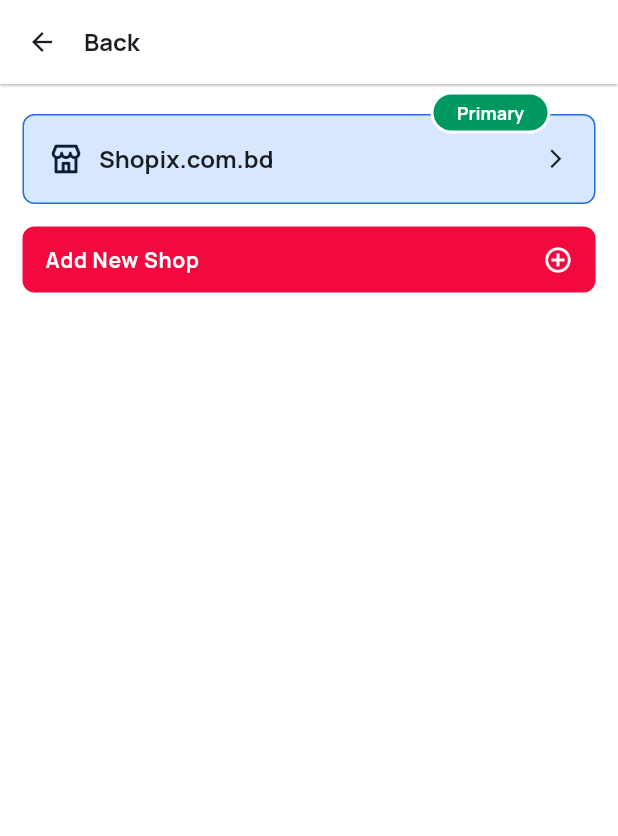
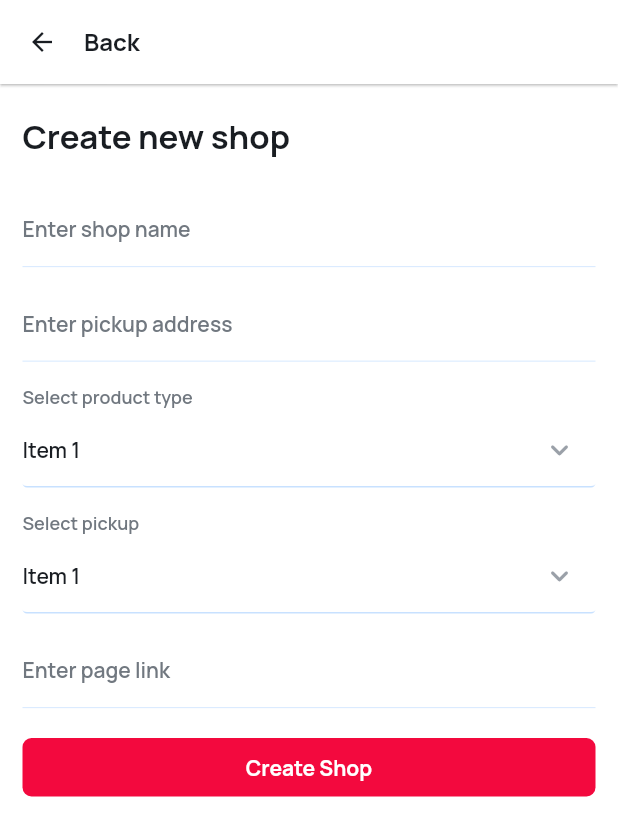
Before and after one commit to App-Geniee/metro_merchant, a Flutter app: the AllShopScreen screen opened by its route, after a tap on "Add New Shop", on a phone screen of 412 x 824 dp. Shown: the top 836 px of the screen. Run offline on Flutter 3.47's test engine with Material 2 defaults, Android fonts, the phone set to English and light mode, and no system bars; our stand-ins replace carousel_slider, get, shared_preferences; accounts and stored records are empty.

Commit message:
feat(create new shop screen): design_complete

```diff
--- a/lib/core/route/route.dart
+++ b/lib/core/route/route.dart
@@ -5,6 +5,7 @@
 import 'package:metro_merchant/views/screens/order/edit/edit_parcel_screen.dart';
 import 'package:metro_merchant/views/screens/order/order_history/order_history_screen.dart';
 import 'package:metro_merchant/views/screens/shop/all_shop/all_shop_screen.dart';
+import 'package:metro_merchant/views/screens/shop/create_new_shop/create_new_shop_screen.dart';
 import 'package:metro_merchant/views/screens/splash/splash_screen.dart';
 
 class AppRoute {
@@ -18,6 +19,7 @@
   static const String editParcelScreen = "/edit_parcel_screen";
 
   static const String allShopScreen = "/all_shop_screen";
+  static const String createNewShopScreen = "/create_new_shop_screen";
 
   static List<GetPage> route = [
     GetPage(name: splashScreen, page: () => const SplashScreen()),
@@ -29,5 +31,6 @@
     GetPage(name: editParcelScreen, page: () => const EditParcelScreen()),
 
     GetPage(name: allShopScreen, page: () => const AllShopScreen()),
+    GetPage(name: createNewShopScreen, page: () => const CreateNewShopScreen()),
   ];
 }
--- a/lib/views/screens/order/order_history/order_history_screen.dart
+++ b/lib/views/screens/order/order_history/order_history_screen.dart
@@ -3,7 +3,6 @@
 import 'package:metro_merchant/core/utils/app_colors.dart';
 import 'package:metro_merchant/core/utils/dimensions.dart';
 import 'package:metro_merchant/core/utils/font_styles.dart';
-import 'package:metro_merchant/views/components/divider/vertical_widget_divider.dart';
 import 'package:metro_merchant/views/screens/order/order_history/screen_widget/order_history_card.dart';
 
 class OrderHistoryScreen extends StatefulWidget {
--- a/lib/views/screens/shop/all_shop/all_shop_screen.dart
+++ b/lib/views/screens/shop/all_shop/all_shop_screen.dart
@@ -1,7 +1,7 @@
 import 'package:flutter/material.dart';
 import 'package:get/get.dart';
+import 'package:metro_merchant/core/route/route.dart';
 import 'package:metro_merchant/core/utils/app_colors.dart';
-import 'package:metro_merchant/core/utils/app_images.dart';
 import 'package:metro_merchant/core/utils/dimensions.dart';
 import 'package:metro_merchant/core/utils/font_styles.dart';
 import 'package:metro_merchant/views/components/button/custom_button_with_icon.dart';
@@ -39,7 +39,9 @@
               CustomButtonWithIcon(
                 text: "Add New Shop",
                 icon: Icons.add_circle_outline,
-                press: (){}
+                press: (){
+                  Get.toNamed(AppRoute.createNewShopScreen);
+                }
               )
             ],
           ),
--- /dev/null
+++ b/lib/views/screens/shop/create_new_shop/create_new_shop_screen.dart
@@ -0,0 +1,99 @@
+import 'package:flutter/material.dart';
+import 'package:get/get.dart';
+import 'package:metro_merchant/core/utils/app_colors.dart';
+import 'package:metro_merchant/core/utils/dimensions.dart';
+import 'package:metro_merchant/core/utils/font_styles.dart';
+import 'package:metro_merchant/views/components/button/custom_button.dart';
+import 'package:metro_merchant/views/components/text_field/custom_drop_down_field.dart';
+import 'package:metro_merchant/views/components/text_field/custom_text_field.dart';
+
+class CreateNewShopScreen extends StatefulWidget {
+  const CreateNewShopScreen({Key? key}) : super(key: key);
+
+  @override
+  State<CreateNewShopScreen> createState() => _CreateNewShopScreenState();
+}
+
+class _CreateNewShopScreenState extends State<CreateNewShopScreen> {
+
+  final productTypeList = ["Item 1", "Item 2", "Item 3", "Item 4"];
+  String selectedProduct = "Item 1";
+
+  @override
+  Widget build(BuildContext context) {
+    return SafeArea(
+      child: Scaffold(
+        backgroundColor: AppColors.screenBgColor,
+        appBar: AppBar(
+          elevation: 0.7,
+          backgroundColor: AppColors.colorWhite,
+          leading: GestureDetector(
+            onTap: () => Get.back(),
+            child: const Icon(Icons.arrow_back, color: AppColors.colorBlack, size: 20),
+          ),
+          titleSpacing: 0,
+          title: Text("Back", style: boldLarge.copyWith(color: AppColors.colorBlack)),
+        ),
+        body: SingleChildScrollView(
+          padding: Dimensions.screenDefaultHV,
+          child: Column(
+            crossAxisAlignment: CrossAxisAlignment.start,
+            children: [
+              Text(
+                "Create new shop",
+                style: boldOverLarge.copyWith(color: AppColors.colorBlack),
+              ),
+              const SizedBox(height: Dimensions.space24),
+
+              CustomTextField(
+                labelText: "Enter shop name",
+                controller: TextEditingController(),
+                onChanged: (value){}
+              ),
+              const SizedBox(height: Dimensions.space15),
+              CustomTextField(
+                labelText: "Enter pickup address",
+                controller: TextEditingController(),
+                onChanged: (value){}
+              ),
+              const SizedBox(height: Dimensions.space15),
+              CustomDropDownTextField(
+                labelText: "Select product type",
+                selectedValue: selectedProduct,
+                onChanged: (val){
+                  setState(() {
+                    selectedProduct = val.toString();
+                  });
+                },
+                items: productTypeList.map((e) => DropdownMenuItem<String>(value: e, child: Text(e))).toList(),
+              ),
+              const SizedBox(height: Dimensions.space15),
+              CustomDropDownTextField(
+                labelText: "Select pickup",
+                selectedValue: selectedProduct,
+                onChanged: (val){
+                  setState(() {
+                    selectedProduct = val.toString();
+                  });
+                },
+                items: productTypeList.map((e) => DropdownMenuItem<String>(value: e, child: Text(e))).toList(),
+              ),
+              const SizedBox(height: Dimensions.space15),
+              CustomTextField(
+                  labelText: "Enter page link",
+                  controller: TextEditingController(),
+                  onChanged: (value){}
+              ),
+              const SizedBox(height: Dimensions.space20),
+
+              CustomButton(
+                text: "Create Shop",
+                press: (){},
+              )
+            ],
+          ),
+        ),
+      ),
+    );
+  }
+}
```
